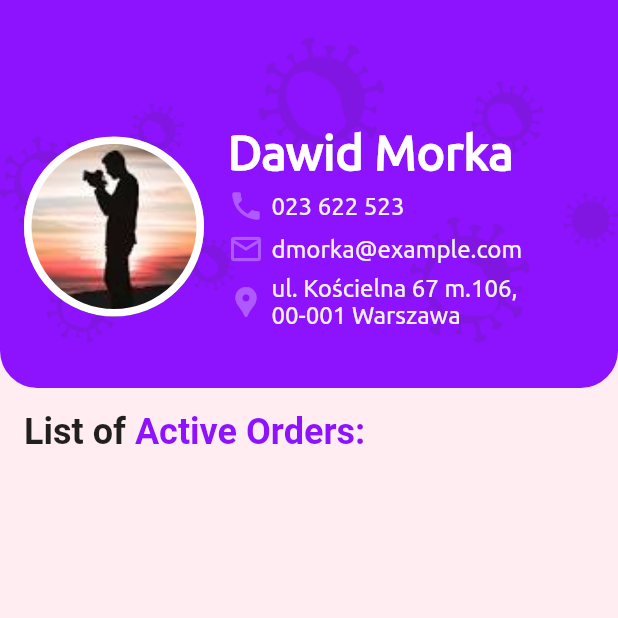
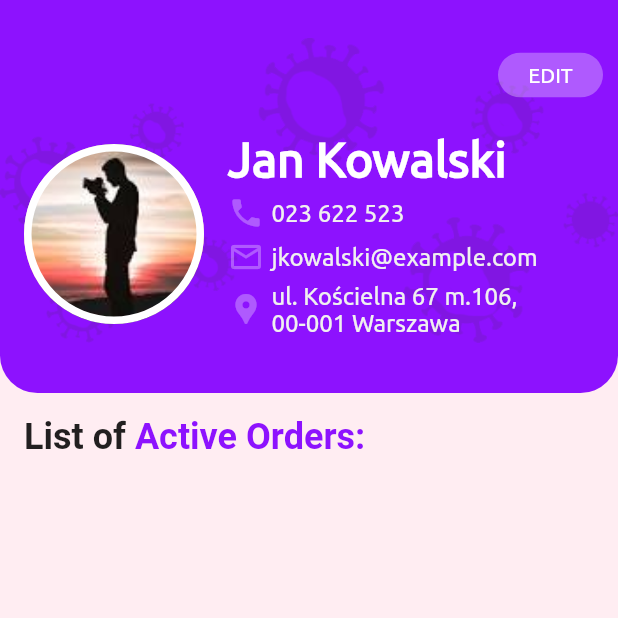
Before and after one commit to dmorka/covid19_app, a Flutter app: the UserProfilePage screen opened directly, on a phone screen of 412 x 824 dp, the top half of it. Run offline on Flutter 3.47's test engine with Material 2 defaults, Android fonts, the phone set to English and light mode, and no system bars; our stand-ins replace charts_flutter.

Commit message:
Added Edit button in user profile page, Created user personal info edit page, made rounded button more customizable, profile picture now covers the whole circle.

```diff
--- a/lib/components/rounded_button.dart
+++ b/lib/components/rounded_button.dart
@@ -5,23 +5,31 @@ class RoundedButton extends StatelessWidget {
   final String text;
   final Function press;
   final Color color, textColor;
-  const RoundedButton({
-    Key key,
-    this.text,
-    this.press,
-    this.color = mainColor,
-    this.textColor = Colors.white,
-  }) : super(key: key);
+  final Size size;
+  final double borderRadiusSize;
+  final EdgeInsets padding;
+  const RoundedButton(
+      {Key key,
+      this.text,
+      this.press,
+      this.color = mainColor,
+      this.textColor = Colors.white,
+      this.size = const Size(0, 0),
+      this.borderRadiusSize = 30,
+      this.padding = const EdgeInsets.symmetric(vertical: 20, horizontal: 40)})
+      : super(key: key);
 
   @override
   Widget build(BuildContext context) {
-    Size size = MediaQuery.of(context).size;
     return Container(
-      width: size.width * 0.8,
+      width: (size == null || size.width == 0)
+          ? MediaQuery.of(context).size.width * 0.8
+          : size.width,
+      height: (size == null || size.height == 0) ? null : size.height,
       child: ClipRRect(
-        borderRadius: BorderRadius.circular(30),
+        borderRadius: BorderRadius.circular(borderRadiusSize),
         child: FlatButton(
-          padding: EdgeInsets.symmetric(vertical: 20, horizontal: 40),
+          padding: padding,
           color: color,
           onPressed: press,
           child: Text(
--- a/lib/pages/user_profile_page.dart
+++ b/lib/pages/user_profile_page.dart
@@ -1,4 +1,6 @@
+import 'package:covid19_app/components/rounded_button.dart';
 import 'package:covid19_app/core/consts.dart';
+import 'package:covid19_app/pages/user_personal_info_edit_page.dart';
 import 'package:flutter/material.dart';
 
 class UserProfilePage extends StatefulWidget {
@@ -61,7 +63,23 @@ class _UserProfileState extends State<UserProfilePage> {
     return Column(
       crossAxisAlignment: CrossAxisAlignment.start,
       children: <Widget>[
-        SizedBox(height: 50),
+        Container(
+          alignment: Alignment.centerRight,
+          margin: const EdgeInsets.only(top: 10, right: 10, bottom: 15),
+          child: RoundedButton(
+            text: "EDIT",
+            color: Colors.white30,
+            size: const Size(70, 30),
+            padding: null,
+            press: () {
+              Navigator.push(
+                context,
+                MaterialPageRoute(
+                    builder: (context) => UserPersonalInfoEditPage()),
+              );
+            },
+          ),
+        ),
         Row(
           children: [
             Container(
@@ -83,7 +101,7 @@ class _UserProfileState extends State<UserProfilePage> {
                 Container(
                   width: MediaQuery.of(context).size.width * .5,
                   child: Text(
-                    "Dawid Morka",
+                    "Jan Kowalski",
                     style: TextStyle(
                       fontSize: 32,
                       color: Colors.white,
@@ -95,7 +113,7 @@ class _UserProfileState extends State<UserProfilePage> {
                 _buildUserPersonalDataItem(Icons.phone, "023 622 523"),
                 SizedBox(height: 5),
                 _buildUserPersonalDataItem(
-                    Icons.email_outlined, "dmorka@example.com"),
+                    Icons.email_outlined, "jkowalski@example.com"),
                 SizedBox(height: 5),
                 _buildUserPersonalDataItem(Icons.location_pin,
                     "ul. Kościelna 67 m.106, 00-001 Warszawa"),
```
Also changed, not shown: lib/components/custom_appbar_widget.dart (+9 -6 lines), lib/pages/user_personal_info_edit_page.dart (added, +134 -0 lines).
